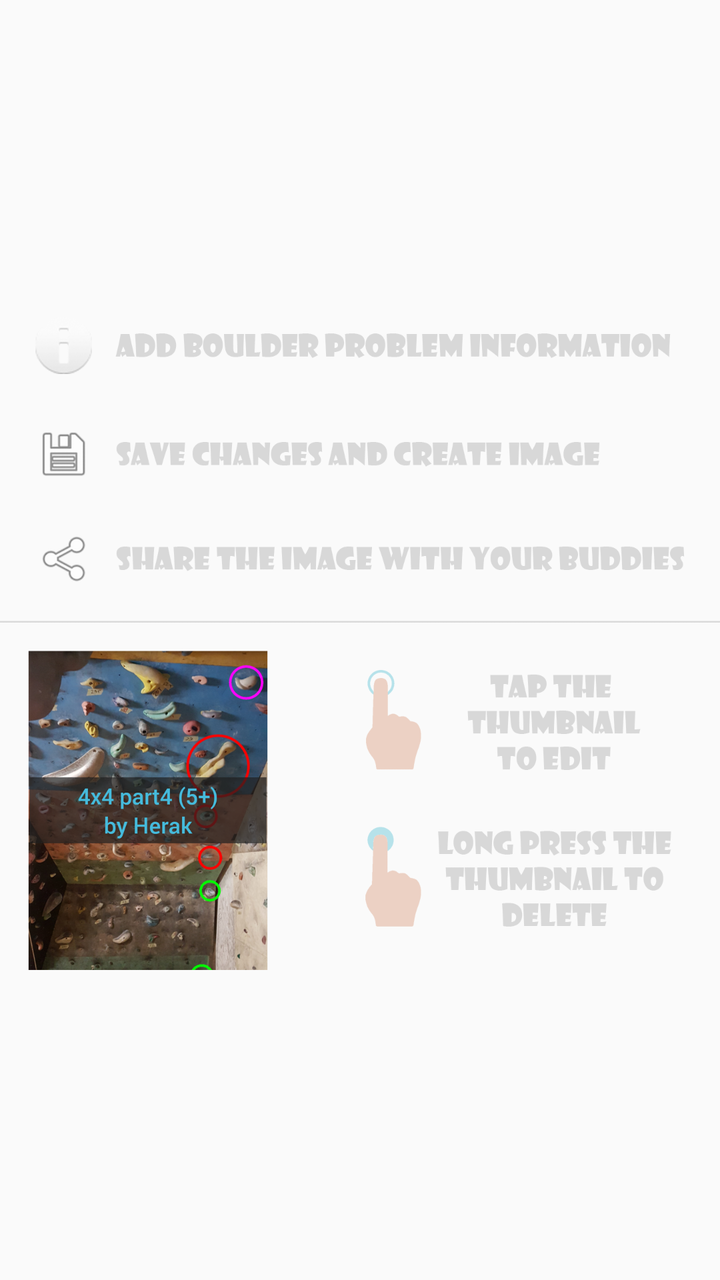
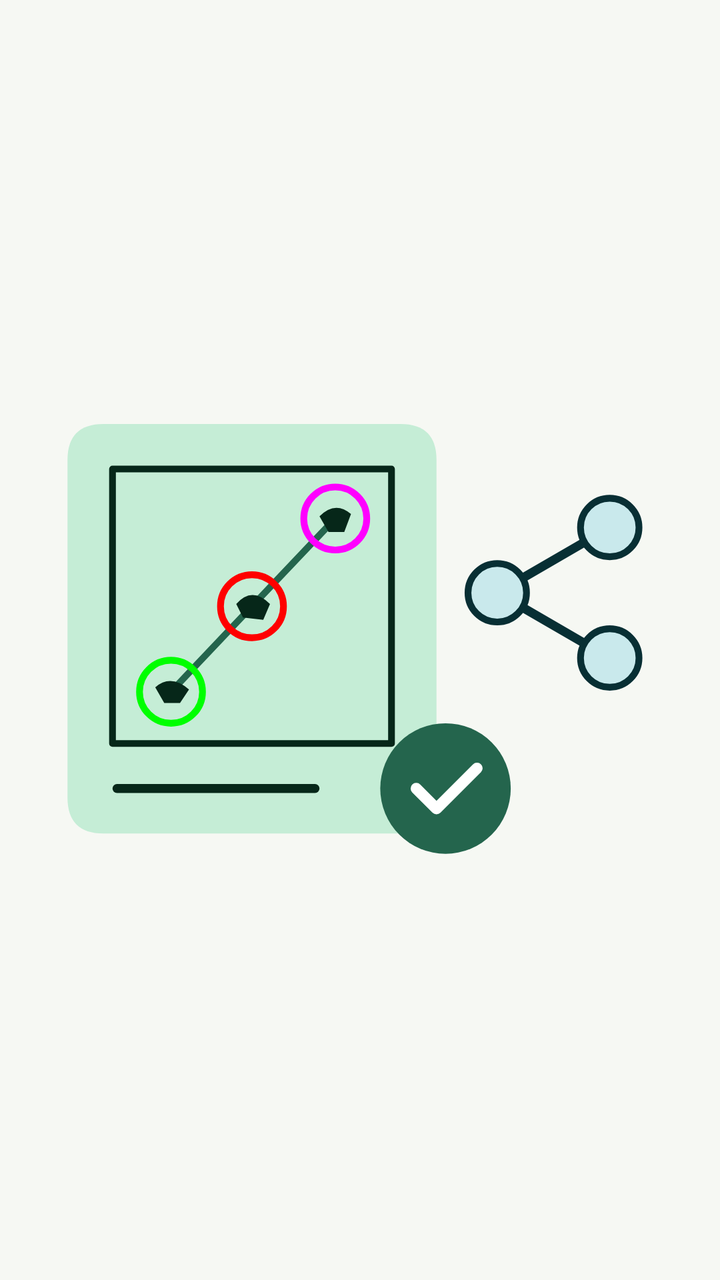

Compare the two renders of this Android layout. The source of the first and the diff that turns it into the second are given below.
<!-- AndroidManifest.xml: application theme AppTheme -->
<!-- res/layout/fragment_tutorial_fragment3.xml -->
<FrameLayout xmlns:android="http://schemas.android.com/apk/res/android"
    xmlns:tools="http://schemas.android.com/tools"
    android:layout_width="match_parent"
    android:layout_height="match_parent"
    tools:context="com.herak.bouldershare.fragments.TutorialFragment1">

    <ImageView
        android:layout_width="match_parent"
        android:layout_height="match_parent"
        android:src="@mipmap/bouldershare_tutorial3" />

</FrameLayout>
<!-- resources referenced by this layout -->
<resources>
  <!-- mipmap bouldershare_tutorial3: png bitmap (mipmap-xxhdpi, 629734 bytes) -->
  <style name="AppTheme" parent="Theme.AppCompat.Light.DarkActionBar">
          
          <item name="colorPrimary">@color/colorPrimary</item>
          <item name="colorPrimaryDark">@color/colorPrimaryDark</item>
          <item name="colorAccent">@color/colorAccent</item>
          <item name="android:actionButtonStyle">@style/MyActionButtonStyle</item>
      </style>
  <color name="colorPrimary">#3F51B5</color>
  <color name="colorPrimaryDark">#303F9F</color>
  <color name="colorAccent">#FF4081</color>
  <style name="MyActionButtonStyle" parent="Theme.AppCompat.Light.DarkActionBar">
          <item name="android:minWidth">20dp</item>
          <item name="android:padding">10dp</item>
      </style>
</resources>

<!-- the commit's change to res/layout/fragment_tutorial_fragment3.xml (unified diff, before → after) -->
@@ -1,12 +1,11 @@
+<?xml version="1.0" encoding="utf-8"?>
 <FrameLayout xmlns:android="http://schemas.android.com/apk/res/android"
-    xmlns:tools="http://schemas.android.com/tools"
     android:layout_width="match_parent"
-    android:layout_height="match_parent"
-    tools:context="com.herak.bouldershare.fragments.TutorialFragment1">
-
+    android:layout_height="match_parent">
     <ImageView
         android:layout_width="match_parent"
         android:layout_height="match_parent"
-        android:src="@mipmap/bouldershare_tutorial3" />
-
+        android:scaleType="fitCenter"
+        android:src="@drawable/illustration_share"
+        android:contentDescription="@string/tutorial_body_share" />
 </FrameLayout>
<!-- resource entries referenced after the edit -->
@@ -1,19 +1,44 @@
 <!-- resources referenced by this layout -->
 <resources>
-  <!-- mipmap bouldershare_tutorial3: png bitmap (mipmap-xxhdpi, 629734 bytes) -->
-  <style name="AppTheme" parent="Theme.AppCompat.Light.DarkActionBar">
-          
+  <!-- drawable illustration_share: vector/xml drawable (drawable, 2526 chars, omitted) -->
+  <string name="tutorial_body_share">Add a name, grade, setter, and notes in Route details. Save your route, then share its image with friends. Tap a saved route to edit it, or long press to delete it.</string>
+  <style name="AppTheme" parent="Theme.Material3.DayNight.NoActionBar">
           <item name="colorPrimary">@color/colorPrimary</item>
-          <item name="colorPrimaryDark">@color/colorPrimaryDark</item>
+          <item name="colorOnPrimary">@color/on_primary</item>
+          <item name="colorPrimaryContainer">@color/primary_container</item>
+          <item name="colorOnPrimaryContainer">@color/on_primary_container</item>
+          <item name="colorSecondary">@color/colorAccent</item>
+          <item name="colorOnSecondary">@color/on_primary</item>
+          <item name="colorSecondaryContainer">@color/secondary_container</item>
+          <item name="colorOnSecondaryContainer">@color/on_secondary_container</item>
+          <item name="colorSurface">@color/app_surface</item>
+          <item name="colorOnSurface">@color/on_surface</item>
+          <item name="colorOnSurfaceVariant">@color/on_surface_variant</item>
+          <item name="colorSurfaceVariant">@color/surface_container</item>
+          <item name="colorOutline">@color/outline</item>
+          <item name="colorOutlineVariant">@color/outline_variant</item>
+          <item name="android:colorBackground">@color/app_background</item>
+          <item name="android:windowBackground">@color/app_background</item>
+          <item name="android:statusBarColor">@android:color/transparent</item>
+          <item name="android:navigationBarColor">@android:color/transparent</item>
+          <item name="android:windowLightStatusBar">@bool/light_system_bars</item>
+          <item name="android:windowLightNavigationBar" tools:targetApi="27">@bool/light_system_bars</item>
           <item name="colorAccent">@color/colorAccent</item>
-          <item name="android:actionButtonStyle">@style/MyActionButtonStyle</item>
+          <item name="fontFamily">sans</item>
       </style>
-  <color name="colorPrimary">#3F51B5</color>
-  <color name="colorPrimaryDark">#303F9F</color>
-  <color name="colorAccent">#FF4081</color>
-  <style name="MyActionButtonStyle" parent="Theme.AppCompat.Light.DarkActionBar">
-          <item name="android:minWidth">20dp</item>
-          <item name="android:padding">10dp</item>
-      </style>
+  <color name="colorPrimary">#24654D</color>
+  <color name="on_primary">#FFFFFF</color>
+  <color name="primary_container">#C5EDD6</color>
+  <color name="on_primary_container">#062719</color>
+  <color name="colorAccent">#166B74</color>
+  <color name="secondary_container">#C9E9EC</color>
+  <color name="on_secondary_container">#082F34</color>
+  <color name="app_surface">#F6F8F3</color>
+  <color name="on_surface">#1A211B</color>
+  <color name="on_surface_variant">#444F46</color>
+  <color name="surface_container">#EAF0E8</color>
+  <color name="outline">#737F75</color>
+  <color name="outline_variant">#C3CCC2</color>
+  <color name="app_background">#F6F8F3</color>
 </resources>
 
